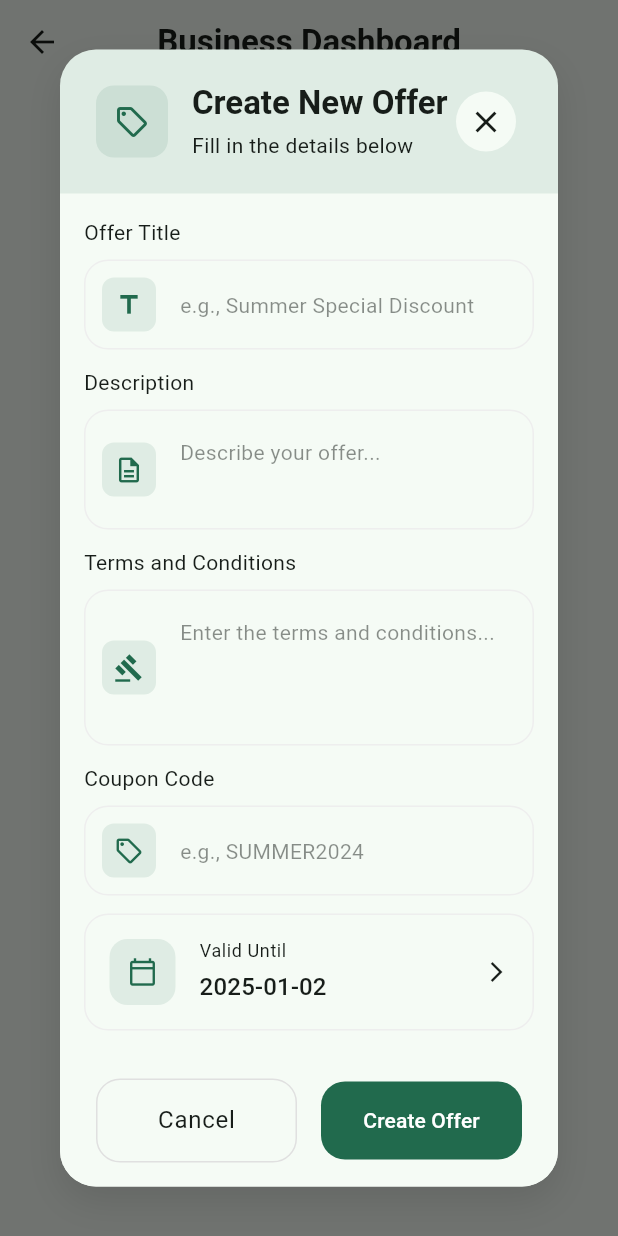
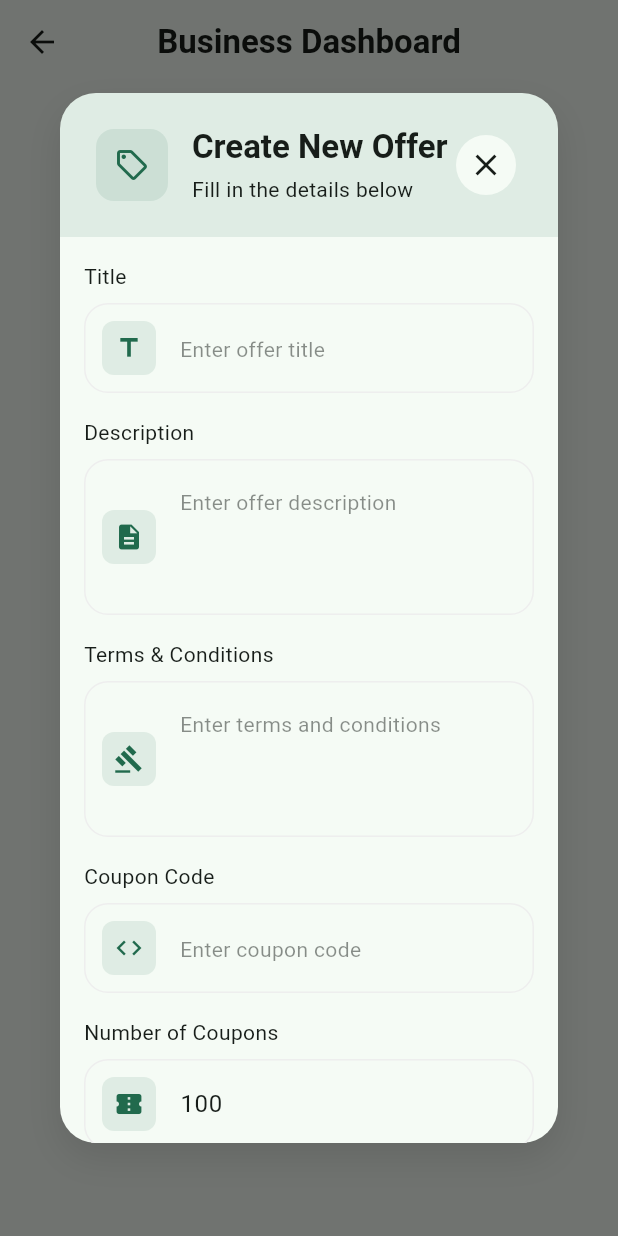
Before and after one commit to rehan-code/Makaan, a Flutter app: the BusinessDashboardPage screen opened directly, after a tap on "Create Offer", on a phone screen of 412 x 824 dp. Run offline on Flutter 3.47's test engine with Material 3 defaults, Android fonts, the phone set to English and light mode, and no system bars; our stand-ins replace flutter_dotenv, font_awesome_flutter, share_plus, supabase_flutter; accounts and stored records are empty.

Commit message:
can now add number of coupons when creating coupons

```diff
--- a/lib/models/coupon.dart
+++ b/lib/models/coupon.dart
@@ -7,6 +7,7 @@ class Coupon {
   final DateTime validUntil;
   final String businessId;
   final DateTime createdAt;
+  final int numCoupons;
 
   Coupon({
     required this.id,
@@ -17,6 +18,7 @@ class Coupon {
     required this.validUntil,
     required this.businessId,
     required this.createdAt,
+    required this.numCoupons,
   });
 
   factory Coupon.fromJson(Map<String, dynamic> json) {
@@ -29,6 +31,7 @@ class Coupon {
       validUntil: DateTime.parse(json['valid_until']),
       businessId: json['business_id'],
       createdAt: DateTime.parse(json['created_at']),
+      numCoupons: json['num_coupons'],
     );
   }
 
@@ -42,6 +45,7 @@ class Coupon {
       'valid_until': validUntil.toIso8601String(),
       'business_id': businessId,
       'created_at': createdAt.toIso8601String(),
+      'num_coupons': numCoupons,
     };
   }
 }
--- a/lib/pages/business/business_dashboard_page.dart
+++ b/lib/pages/business/business_dashboard_page.dart
@@ -187,6 +187,20 @@ class _BusinessDashboardPageState extends State<BusinessDashboardPage> {
                                             fontSize: 13,
                                           ),
                                         ),
+                                        const SizedBox(width: 16),
+                                        Icon(
+                                          Icons.confirmation_number,
+                                          size: 16,
+                                          color: Colors.grey[600],
+                                        ),
+                                        const SizedBox(width: 4),
+                                        Text(
+                                          '${coupon.numCoupons} coupons',
+                                          style: TextStyle(
+                                            color: Colors.grey[600],
+                                            fontSize: 13,
+                                          ),
+                                        ),
                                       ],
                                     ),
                                   ],
@@ -227,6 +241,7 @@ class _CreateCouponDialogState extends State<CreateCouponDialog> {
   final _descriptionController = TextEditingController();
   final _termsController = TextEditingController();
   final _codeController = TextEditingController();
+  final _numCouponsController = TextEditingController(text: '100');
   DateTime _validUntil = DateTime.now().add(const Duration(days: 30));
   bool _isLoading = false;
 
@@ -236,6 +251,7 @@ class _CreateCouponDialogState extends State<CreateCouponDialog> {
     _descriptionController.dispose();
     _termsController.dispose();
     _codeController.dispose();
+    _numCouponsController.dispose();
     super.dispose();
   }
 
@@ -257,6 +273,7 @@ class _CreateCouponDialogState extends State<CreateCouponDialog> {
         'code': _codeController.text.trim().toUpperCase(),
         'valid_until': _validUntil.toIso8601String(),
         'business_id': userId,
+        'num_coupons': int.parse(_numCouponsController.text.trim()),
       });
 
       if (mounted) {
@@ -287,7 +304,7 @@ class _CreateCouponDialogState extends State<CreateCouponDialog> {
       backgroundColor: Colors.transparent,
       elevation: 0,
       child: Container(
-        constraints: const BoxConstraints(maxWidth: 400),
+        constraints: const BoxConstraints(maxWidth: 400, maxHeight: 700),
         decoration: BoxDecoration(
           color: theme.cardColor,
           borderRadius: BorderRadius.circular(24),
@@ -369,23 +386,23 @@ class _CreateCouponDialogState extends State<CreateCouponDialog> {
                     children: [
                       _buildInputField(
                         controller: _titleController,
-                        label: 'Offer Title',
-                        hint: 'e.g., Summer Special Discount',
+                        label: 'Title',
+                        hint: 'Enter offer title',
                         icon: Icons.title,
                         validator: (value) {
                           if (value == null || value.isEmpty) {
-                            return 'Please enter an offer title';
+                            return 'Please enter a title';
                           }
                           return null;
                         },
                       ),
-                      const SizedBox(height: 12),
+                      const SizedBox(height: 16),
                       _buildInputField(
                         controller: _descriptionController,
                         label: 'Description',
-                        hint: 'Describe your offer...',
-                        icon: Icons.description_outlined,
-                        maxLines: 2,
+                        hint: 'Enter offer description',
+                        icon: Icons.description,
+                        maxLines: 3,
                         validator: (value) {
                           if (value == null || value.isEmpty) {
                             return 'Please enter a description';
@@ -393,12 +410,12 @@ class _CreateCouponDialogState extends State<CreateCouponDialog> {
                           return null;
                         },
                       ),
-                      const SizedBox(height: 12),
+                      const SizedBox(height: 16),
                       _buildInputField(
                         controller: _termsController,
-                        label: 'Terms and Conditions',
-                        hint: 'Enter the terms and conditions...',
-                        icon: Icons.gavel_outlined,
+                        label: 'Terms & Conditions',
+                        hint: 'Enter terms and conditions',
+                        icon: Icons.gavel,
                         maxLines: 3,
                         validator: (value) {
                           if (value == null || value.isEmpty) {
@@ -407,32 +424,41 @@ class _CreateCouponDialogState extends State<CreateCouponDialog> {
                           return null;
                         },
                       ),
-                      const SizedBox(height: 12),
+                      const SizedBox(height: 16),
                       _buildInputField(
                         controller: _codeController,
                         label: 'Coupon Code',
-                        hint: 'e.g., SUMMER2024',
-                        icon: Icons.local_offer_outlined,
+                        hint: 'Enter coupon code',
+                        icon: Icons.code,
                         textCapitalization: TextCapitalization.characters,
                         validator: (value) {
                           if (value == null || value.isEmpty) {
                             return 'Please enter a coupon code';
                           }
-                          if (value.contains(' ')) {
-                            return 'Coupon code cannot contain spaces';
+                          return null;
+                        },
+                      ),
+                      const SizedBox(height: 16),
+                      _buildInputField(
+                        controller: _numCouponsController,
+                        label: 'Number of Coupons',
+                        hint: 'Enter number of coupons',
+                        icon: Icons.confirmation_number,
+                        validator: (value) {
+                          if (value == null || value.isEmpty) {
+                            return 'Please enter number of coupons';
+                          }
+                          final number = int.tryParse(value);
+                          if (number == null) {
+                            return 'Please enter a valid number';
+                          }
+                          if (number <= 0) {
+                            return 'Number must be greater than 0';
                           }
                           return null;
                         },
-                        onChanged: (value) {
-                          if (value.isNotEmpty) {
-                            _codeController.value = TextEditingValue(
-                              text: value.toUpperCase(),
-                              selection: _codeController.selection,
-                            );
-                          }
-                        },
                       ),
-                      const SizedBox(height: 12),
+                      const SizedBox(height: 16),
                       // Date Picker
                       InkWell(
                         onTap: () async {
```
